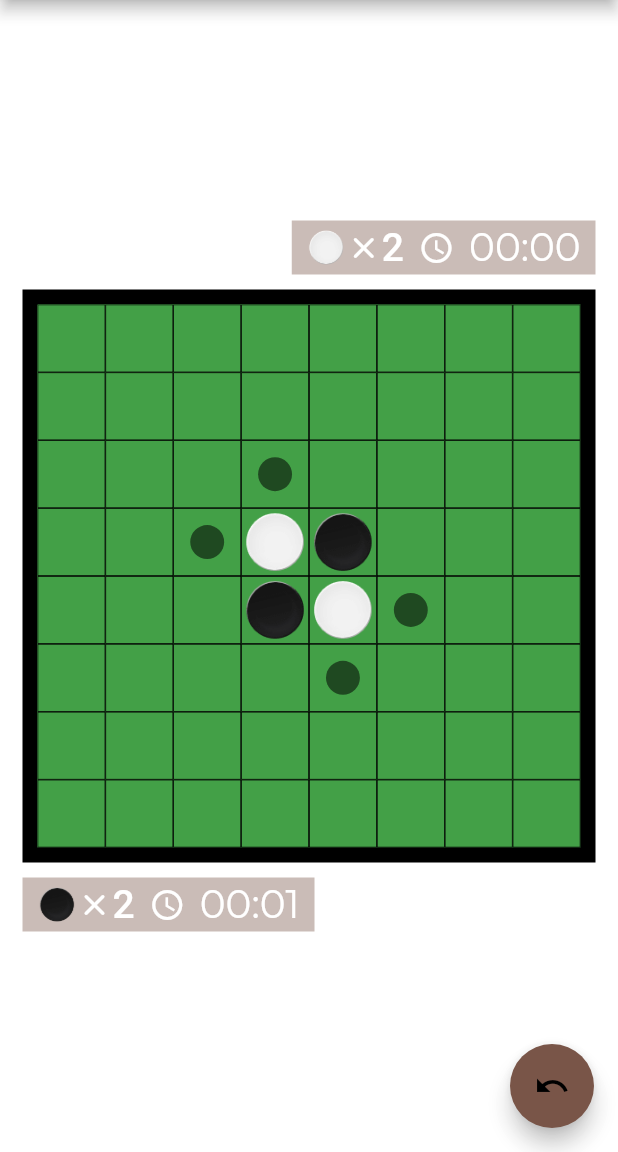
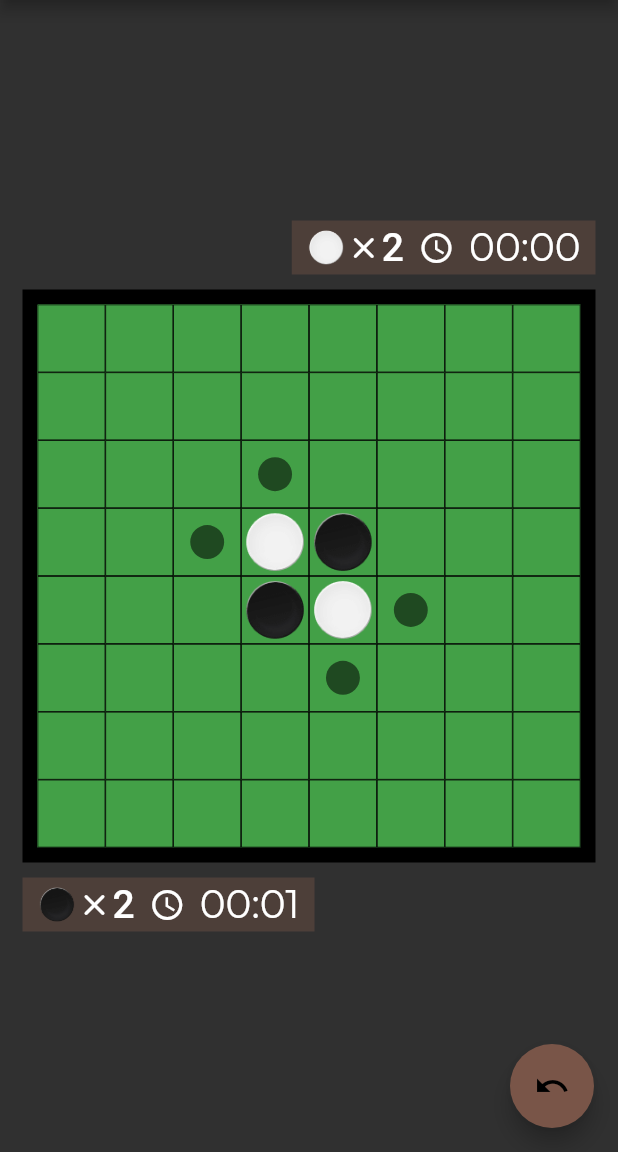
Before and after one commit to Raunakk02/Othello-flutter, a Flutter app: the GameRoom screen opened by its route, on a phone screen of 412 x 824 dp, the part 84-1236 px from its top. Run offline on Flutter 3.47's test engine with Material 2 defaults, Android fonts, the phone set to English and light mode, and no system bars; our stand-ins replace cached_network_image, cloud_firestore, cloud_functions, firebase_auth, firebase_core, firebase_dynamic_links and 9 more; accounts and stored records are empty; statements that could not run were skipped.

Commit message:
4 changes fixed dynamic link error problem in flutter web. fixed fromFlatList method, and made one for each, unmodifiable and modifiable. updated globals screenWidth and globals screenHeight methods. added two floating action button for flutter web in game room.

```diff
--- a/lib/objects/move_data.dart
+++ b/lib/objects/move_data.dart
@@ -14,7 +14,7 @@ class MoveData extends Savable {
 
   MoveData.fromMap(Map map, int width, int height)
       : this.board =
-            fromFlatList(map['board'].cast<int>().toList(), width, height),
+            unmodifiableFromFlatList(map['board'].cast<int>().toList(), width),
         this.duration = Duration(seconds: map['duration']),
         this.playerIdTurn = map['playerIdTurn'],
         this.timestamp = map['timestamp'],
--- a/lib/objects/next_move_fns.dart
+++ b/lib/objects/next_move_fns.dart
@@ -22,11 +22,10 @@ abstract class NextMoveFns {
 
       final data = snapshot.data()!;
 
-      List<List<int>> currentBoard = fromFlatList(
+      List<List<int>> currentBoard = unmodifiableFromFlatList(
           data[RoomDataLabels.currentBoard]?.cast<int>()?.toList() ??
               RoomData.initializeBoard(roomData.length, roomData.height).flat,
-          roomData.length,
-          roomData.height);
+          roomData.length);
       final move = _getMove(roomData.currentBoard, currentBoard);
       if (move == null) continue;
       return move;
--- a/lib/screens/game_room.dart
+++ b/lib/screens/game_room.dart
@@ -47,6 +47,7 @@ class _GameRoomState extends State<GameRoom>
   }
 
   void _initStack() {
+
     mainStack = [
       Column(
         children: List.generate(
@@ -82,6 +83,13 @@ class _GameRoomState extends State<GameRoom>
     });
   }
 
+  void resetGame() {
+    Navigator.pushNamedAndRemoveUntil(
+      context,
+      '${GameRoom.fromKeyRouteName}/${_gameInfo.roomData.hiveKey}',
+      ModalRoute.withName('/'));
+  }
+
   @override
   Widget build(BuildContext context) {
     return Scaffold(
@@ -92,16 +100,13 @@ class _GameRoomState extends State<GameRoom>
                 IconButton(
                   icon: Icon(Icons.replay),
                   onPressed: () {
-                    Navigator.pushNamedAndRemoveUntil(
-                        context,
-                        '${GameRoom.fromKeyRouteName}/${_gameInfo.roomData.hiveKey}',
-                        ModalRoute.withName('/'));
+                    resetGame();
                   },
                 )
               ],
             )
           : null,
-      backgroundColor: Colors.white12,
+      backgroundColor: Colors.grey[850],
       body: ChangeNotifierProvider<RoomData>(
         create: (context) => _gameInfo.roomData,
         child: Padding(
@@ -134,9 +139,27 @@ class _GameRoomState extends State<GameRoom>
           ),
         ),
       ),
-      floatingActionButton: FloatingActionButton(
-        child: Icon(Icons.undo),
-        onPressed: _gameInfo.undo,
+      floatingActionButton: Row(
+        mainAxisSize: MainAxisSize.min,
+        children: [
+          FloatingActionButton(
+            heroTag: "undo_button",
+            child: Icon(Icons.undo),
+            onPressed: _gameInfo.undo,
+          ),
+          if (kIsWeb)
+            Row(
+              mainAxisSize: MainAxisSize.min,
+              children: [
+                SizedBox(width: 10),
+                FloatingActionButton(
+                  heroTag: "reset_tag",
+                  onPressed: resetGame,
+                  child: Icon(Icons.replay),
+                ),
+              ],
+            ),
+        ],
       ),
     );
   }
--- a/lib/screens/main_menu.dart
+++ b/lib/screens/main_menu.dart
@@ -55,7 +55,7 @@ class _MainMenuState extends State<MainMenu> {
 
   @override
   Widget build(BuildContext context) {
-    Globals.mediaQueryData = MediaQuery.of(context);
+    Globals.setMediaQueryData(context);
     return Scaffold(
       drawer: SideDrawer(),
       body: Center(
--- a/lib/utils/globals.dart
+++ b/lib/utils/globals.dart
@@ -1,4 +1,5 @@
 import 'dart:math';
+import 'dart:ui';
 
 import 'package:flutter/material.dart';
 import 'package:google_fonts/google_fonts.dart';
@@ -31,11 +32,16 @@ class Globals {
 
   // UI Related finals
 
-  static set mediaQueryData(MediaQueryData data) => _mediaQueryData = data;
+  static setMediaQueryData(BuildContext context) =>
+      _mediaQueryData = MediaQuery.of(context);
 
-  static double get screenWidth => _mediaQueryData?.size.width ?? 500;
+  static double get screenWidth =>
+      _mediaQueryData?.size.width ??
+      (window.physicalSize.width / window.devicePixelRatio);
 
   static double get maxScreenWidth => min(screenWidth, 600);
 
-  static double get screenHeight => _mediaQueryData?.size.height ?? 1000;
+  static double get screenHeight =>
+      _mediaQueryData?.size.height ??
+      (window.physicalSize.height / window.devicePixelRatio);
 }
```
Also changed, not shown: lib/objects/room_data.dart (+32 -11 lines), lib/screens/online_rooms.dart (+3 -34 lines), lib/utils/make_dynamic_link.dart (added, +42 -0 lines), lib/utils/show_dynamic_link_dialog.dart (added, +12 -0 lines).
